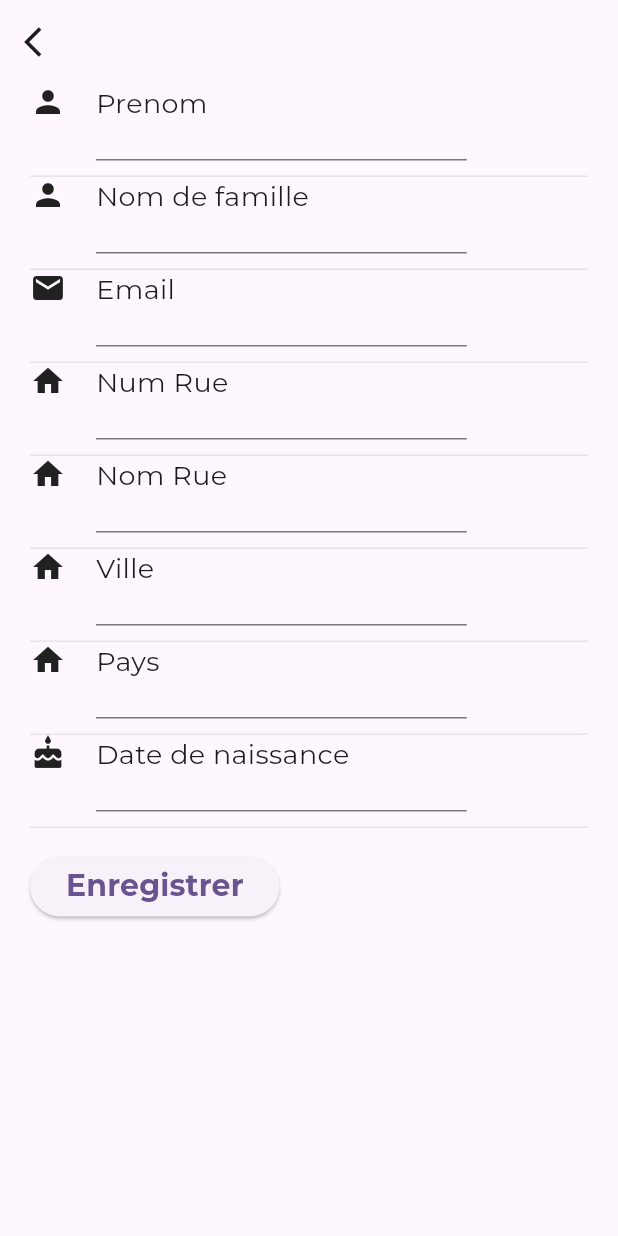
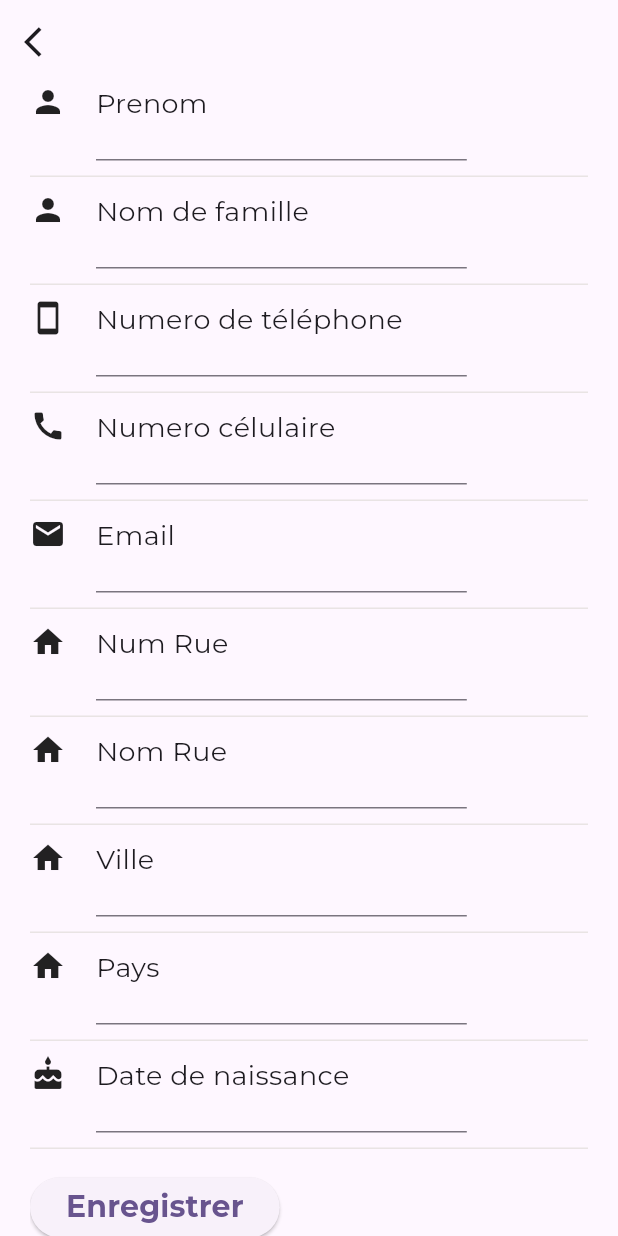
Before and after one commit to prosmaw/Contact_list, a Flutter app: the AddContact screen opened directly, after a tap on "Enregistrer", on a phone screen of 412 x 824 dp. Run offline on Flutter 3.47's test engine with Material 2 defaults, Android fonts, the phone set to English and light mode, and no system bars; our stand-ins replace dio, google_fonts, sqflite; accounts and stored records are empty; network calls fail.

Commit message:
fixing adding contact issue

```diff
--- a/lib/screens/add_contact.dart
+++ b/lib/screens/add_contact.dart
@@ -6,7 +6,6 @@ import '../main.dart';
 import '../models/contacts.dart';
 import 'details_screen.dart';
 import 'home_screen.dart';
-import 'widgets/edit_email.dart';
 
 class AddContact extends StatefulWidget {
   const AddContact({super.key});
@@ -53,12 +52,38 @@ class _AddContactState extends State<AddContact> {
                   value: "",
                   controller: firstController,
                   edit: edit),
+              const SizedBox(
+                height: 10,
+              ),
               ProfileParameter(
                 icon: Icons.person,
                 parameterName: 'Nom de famille',
                 value: "",
                 controller: lastController,
                 edit: edit,
+              ),
+              const SizedBox(
+                height: 10,
+              ),
+              ProfileParameter(
+                icon: Icons.smartphone,
+                parameterName: 'Numero de téléphone',
+                value: "",
+                controller: phoneController,
+                edit: edit,
+              ),
+              const SizedBox(
+                height: 10,
+              ),
+              //showing cell number
+              ProfileParameter(
+                  icon: Icons.call,
+                  parameterName: 'Numero célulaire',
+                  value: "",
+                  controller: cellController,
+                  edit: edit),
+              const SizedBox(
+                height: 10,
               ),
               ProfileParameter(
                 icon: Icons.mail,
@@ -67,30 +92,45 @@ class _AddContactState extends State<AddContact> {
                 controller: emailController,
                 edit: edit,
               ),
+              const SizedBox(
+                height: 10,
+              ),
               ProfileParameter(
                   icon: Icons.home,
                   parameterName: "Num Rue",
                   value: "",
                   controller: streetNBController,
                   edit: edit),
+              const SizedBox(
+                height: 10,
+              ),
               ProfileParameter(
                   icon: Icons.home,
                   parameterName: "Nom Rue",
                   value: "",
                   controller: streetNController,
                   edit: edit),
+              const SizedBox(
+                height: 10,
+              ),
               ProfileParameter(
                   icon: Icons.home,
                   parameterName: "Ville",
                   value: "",
                   controller: cityController,
                   edit: edit),
+              const SizedBox(
+                height: 10,
+              ),
               ProfileParameter(
                   icon: Icons.home,
                   parameterName: "Pays",
                   value: "",
                   controller: countryController,
                   edit: edit),
+              const SizedBox(
+                height: 10,
+              ),
               ProfileParameter(
                   icon: Icons.cake,
                   parameterName: 'Date de naissance',
@@ -117,8 +157,8 @@ class _AddContactState extends State<AddContact> {
   }
 
   void addingContact(BuildContext context) async {
-    return setState(() async {
-      int? size = await dbhelper.size(database);
+    int? size = await dbhelper.size(database);
+    return setState(() {
       Contact ct = Contact(
           first: firstController.text,
           last: lastController.text,
@@ -133,6 +173,7 @@ class _AddContactState extends State<AddContact> {
           phone: phoneController.text,
           pictureLink: "");
       dbhelper.insertContact(ct, database);
+      // ignore: use_build_context_synchronously
       Navigator.push(
         context,
         MaterialPageRoute(
--- a/lib/screens/widgets/picture_name.dart
+++ b/lib/screens/widgets/picture_name.dart
@@ -25,7 +25,12 @@ class PictureName extends StatelessWidget {
                 color: Colors.grey,
                 borderRadius: BorderRadius.circular(180),
                 image: DecorationImage(
-                    image: Image.network(widget.contact.pictureLink).image,
+                    image: FadeInImage.assetNetwork(
+                      image: widget.contact.pictureLink,
+                      placeholder: 'assets/images/account_circle.png',
+                      fit: BoxFit.fill,
+                      placeholderFit: BoxFit.fill,
+                    ).image,
                     fit: BoxFit.fill)),
           ),
         ),
--- a/pubspec.yaml
+++ b/pubspec.yaml
@@ -65,9 +65,9 @@ flutter:
   uses-material-design: true
 
   # To add assets to your application, add an assets section, like this:
-  # assets:
-  #   - images/a_dot_burr.jpeg
-  #   - images/a_dot_ham.jpeg
+  assets:
+    - assets/icons/
+    - assets/images/
 
   # An image asset can refer to one or more resolution-specific "variants", see
   # https://flutter.dev/assets-and-images/#resolution-aware
```
Also changed, not shown: assets/images/account_circle.png (added).
